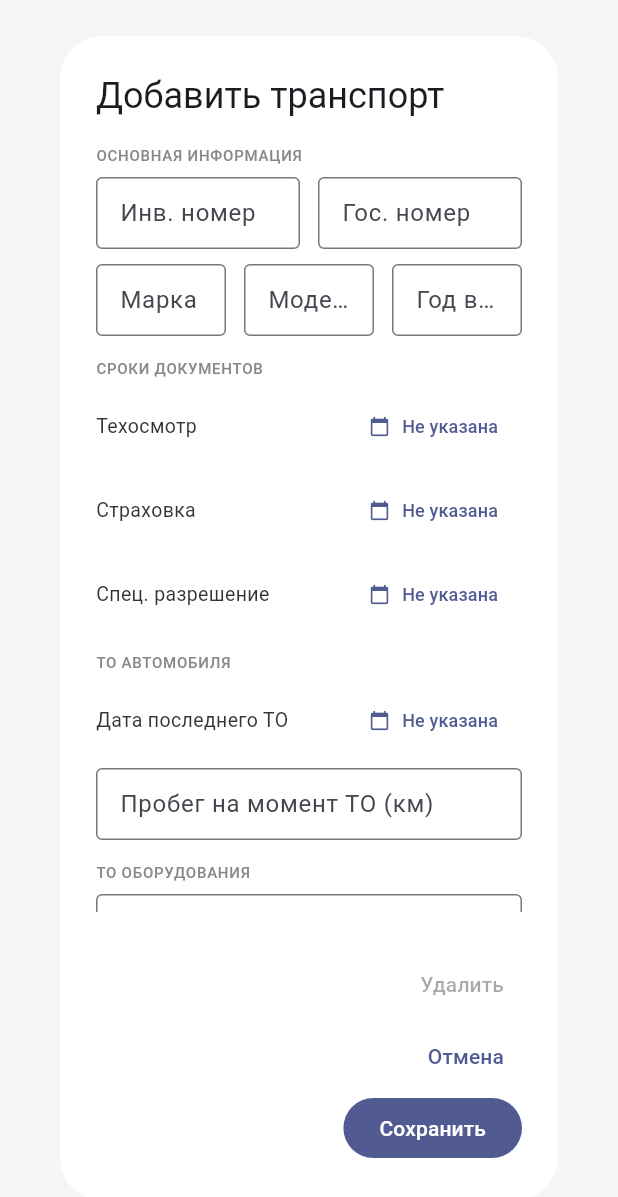
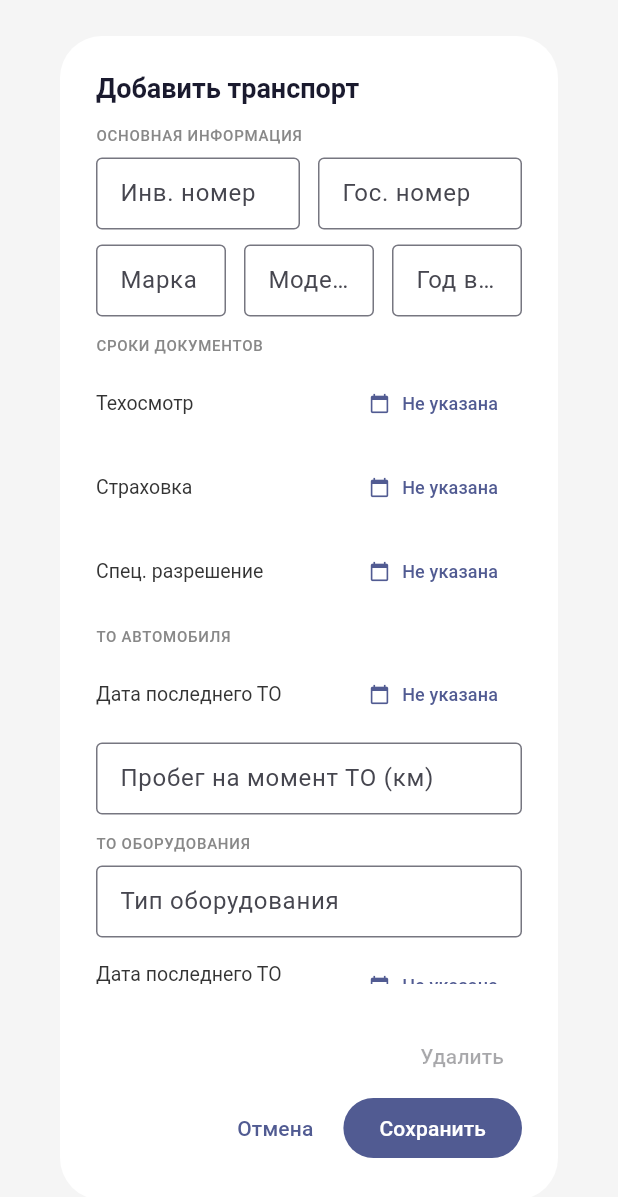
Before and after one commit to VkSun/ATControl, a Flutter app: the VehicleEditDialog widget shown alone on an empty page, opened directly with empty values, on a phone screen of 412 x 824 dp. Shown: the top 1197 px of the screen. Run offline on Flutter 3.47's test engine with Material 3 defaults, Android fonts, the phone set to English and light mode, and no system bars; our stand-ins replace file_picker, flutter_riverpod, go_router, package_info_plus, supabase_flutter; accounts and stored records are empty; network calls fail.

Commit message:
Версия 0.2.2 — исправлены серые диалоги редактирования в release
Spacer() внутри AlertDialog.actions вызывал краш рендеринга content-
области в release-сборке: OverflowBar (используется в M3) не является
Flex-виджетом и не поддерживает Spacer. В debug ошибка проглатывалась,
в release весь content заменялся серым ErrorWidget.

Исправление: убран Spacer из actions обоих диалогов, добавлен
actionsAlignment: MainAxisAlignment.spaceBetween, кнопки Отмена/
Сохранить обёрнуты в Row. Также в dialogTheme явно заданы
titleTextStyle и contentTextStyle для обеих тем.

Co-Authored-By: Claude Sonnet 4.6 <noreply@anthropic.com>

```diff
--- a/lib/screens/transport/vehicle_edit_dialog.dart
+++ b/lib/screens/transport/vehicle_edit_dialog.dart
@@ -196,6 +196,7 @@ class _VehicleEditDialogState extends ConsumerState<VehicleEditDialog> {
           ),
         ),
       ),
+      actionsAlignment: MainAxisAlignment.spaceBetween,
       actions: [
         TextButton(
           onPressed: widget.vehicle == null ? null : () async {
@@ -230,17 +231,22 @@ class _VehicleEditDialogState extends ConsumerState<VehicleEditDialog> {
           style: TextButton.styleFrom(foregroundColor: const Color(0xFFE24B4A)),
           child: const Text('Удалить'),
         ),
-        const Spacer(),
+        Row(
+          mainAxisSize: MainAxisSize.min,
+          children: [
             TextButton(
               onPressed: () => Navigator.pop(context),
               child: const Text('Отмена'),
             ),
+            const SizedBox(width: 8),
             FilledButton(
               onPressed: _loading ? null : _save,
               child: _loading
                   ? const SizedBox(width: 16, height: 16,
                       child: CircularProgressIndicator(strokeWidth: 2))
                   : const Text('Сохранить'),
+            ),
+          ],
         ),
       ],
     );
--- a/lib/utils/theme.dart
+++ b/lib/utils/theme.dart
@@ -26,11 +26,13 @@ class AppTheme {
     dialogTheme: const DialogThemeData(
       backgroundColor: Colors.white,
       surfaceTintColor: Colors.transparent,
+      titleTextStyle: TextStyle(fontSize: 18, fontWeight: FontWeight.w600, color: Color(0xFF1A1A2E)),
+      contentTextStyle: TextStyle(fontSize: 13, color: Color(0xFF333333)),
     ),
     textTheme: const TextTheme(
       bodyMedium: TextStyle(fontSize: 13, color: Color(0xFF333333)),
       bodySmall: TextStyle(fontSize: 11, color: Color(0xFF888888)),
-      titleMedium: TextStyle(fontSize: 14, fontWeight: FontWeight.w500),
+      titleMedium: TextStyle(fontSize: 14, fontWeight: FontWeight.w500, color: Color(0xFF1A1A2E)),
     ),
     extensions: const [
       AppColors(
@@ -67,6 +69,8 @@ class AppTheme {
     dialogTheme: const DialogThemeData(
       backgroundColor: Color(0xFF242438),
       surfaceTintColor: Colors.transparent,
+      titleTextStyle: TextStyle(fontSize: 18, fontWeight: FontWeight.w600, color: Color(0xFFEEEEEE)),
+      contentTextStyle: TextStyle(fontSize: 13, color: Color(0xFFCCCCCC)),
     ),
     extensions: const [
       AppColors(
--- a/pubspec.yaml
+++ b/pubspec.yaml
@@ -1,7 +1,7 @@
 name: atcontrol
 description: Система управления автопарком ATControl
 publish_to: 'none'
-version: 0.2.1+3
+version: 0.2.2+4
 
 environment:
   sdk: '>=3.0.0 <4.0.0'
```
Also changed, not shown: lib/screens/drivers/driver_edit_dialog.dart (+7 -1 lines). Lines whose indentation alone changed are shown as unchanged.
